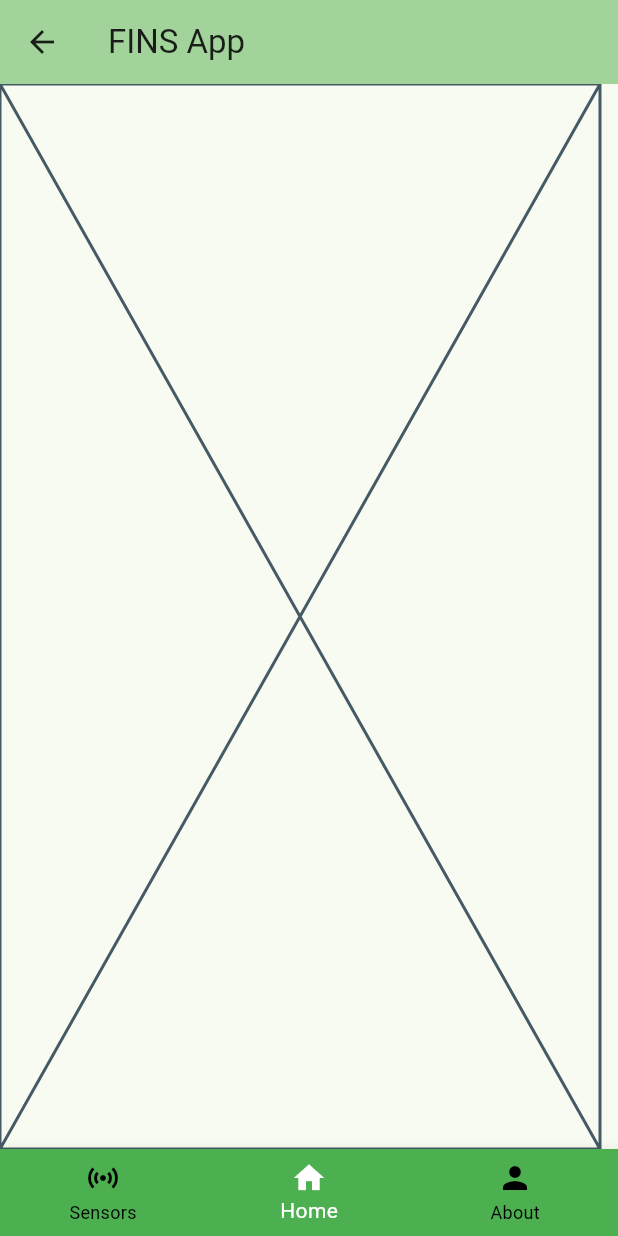
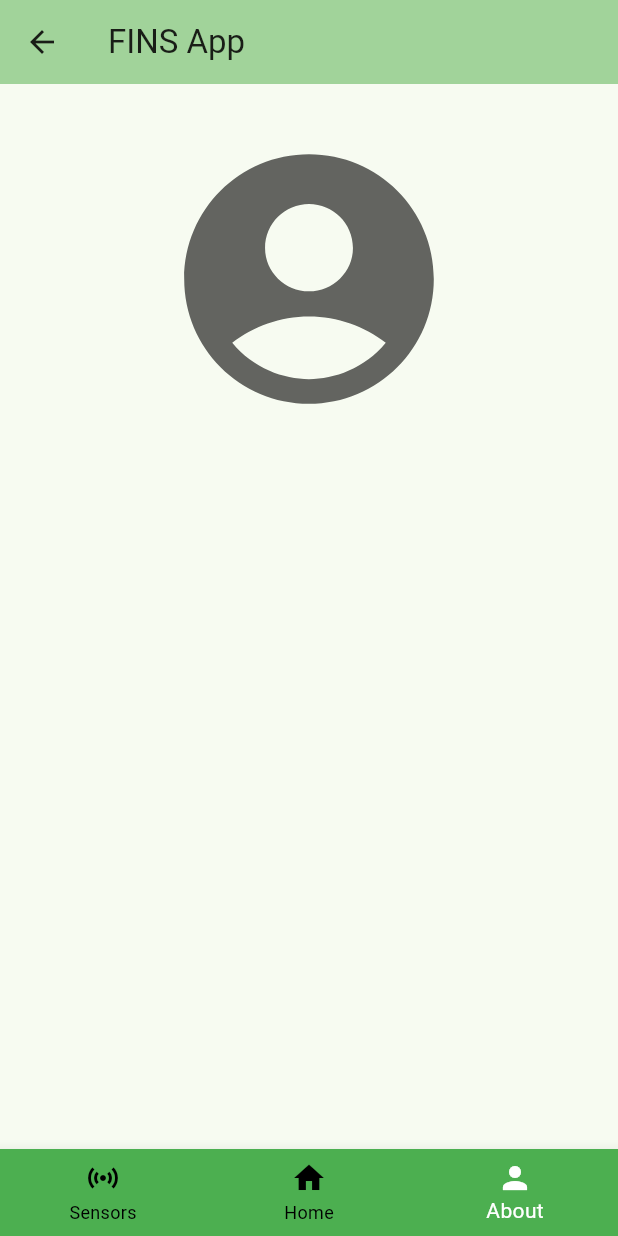
Before and after one commit to nanda-gopal-sb/FINS, a Flutter app: the screen it shows after launch, after a tap on "Login", on a phone screen of 412 x 824 dp. Run offline on Flutter 3.47's test engine with Material 3 defaults, Android fonts, the light colour scheme and no system bars; our stand-ins replace firebase_auth, firebase_core, shared_preferences, syncfusion_flutter_gauges; accounts and stored records are empty.

Commit message:
restructured source files

```diff
--- a/lib/app_theme.dart
+++ b/lib/app_theme.dart
@@ -17,3 +17,5 @@ ThemeData getAppTheme() {
     ),
   );
 }
+
+const TextStyle userPageNameTextTheme = TextStyle(fontSize: 30, fontFamily: "");
--- /dev/null
+++ b/lib/components/input_components.dart
@@ -0,0 +1,21 @@
+import 'package:flutter/material.dart';
+
+class InputTextField extends StatelessWidget {
+  const InputTextField({
+    super.key,
+  });
+
+  @override
+  Widget build(BuildContext context) {
+    return const Padding(
+      padding: EdgeInsets.symmetric(horizontal: 15),
+      child: TextField(
+        decoration: InputDecoration(
+          border: OutlineInputBorder(),
+          labelText: 'Email',
+          hintText: 'Enter valid email id as abc@gmail.com',
+        ),
+      ),
+    );
+  }
+}
--- a/lib/main.dart
+++ b/lib/main.dart
@@ -1,10 +1,17 @@
 import 'package:fins/app_theme.dart';
-import 'package:fins/home_page.dart';
-import 'package:fins/login_page.dart';
+import 'package:fins/page/home_page.dart';
+import 'package:fins/page/login_page.dart';
+import 'package:firebase_core/firebase_core.dart';
 import 'package:flutter/material.dart';
 import 'package:shared_preferences/shared_preferences.dart';
+import 'package:firebase_auth/firebase_auth.dart';
+import 'firebase_options.dart';
 
-void main() {
+void main() async {
+  WidgetsFlutterBinding.ensureInitialized();
+  await Firebase.initializeApp(
+    options: DefaultFirebaseOptions.currentPlatform,
+  );
   runApp(const FINS());
 }
 
@@ -19,7 +26,7 @@ class FINS extends StatelessWidget {
         if (snapshot.connectionState == ConnectionState.waiting) {
           return const CircularProgressIndicator(); // Show loading indicator while checking login status
         } else {
-          final bool isLoggedIn = snapshot.data ?? false;
+          final bool isLoggedIn = false;
           return MaterialApp(
             theme: getAppTheme(),
             home: isLoggedIn ? const HomePage() : const LoginPage(),
@@ -30,6 +37,14 @@ class FINS extends StatelessWidget {
   }
 
   Future<bool> checkLoginStatus() async {
+    FirebaseAuth.instance.authStateChanges().listen((User? user) {
+      if (user == null) {
+        print('User is currently signed out!');
+      } else {
+        print('User is signed in!');
+      }
+    });
+
     SharedPreferences prefs = await SharedPreferences.getInstance();
     return prefs.getBool('isLoggedIn') ?? false;
   }
--- a/lib/home_page.dart
+++ b/lib/page/home_page.dart
@@ -1,4 +1,5 @@
-import 'package:fins/sensor_page.dart';
+import 'package:fins/page/sensor_page.dart';
+import 'package:fins/page/user_page.dart';
 import 'package:flutter/material.dart';
 
 class HomePage extends StatefulWidget {
@@ -9,7 +10,7 @@ class HomePage extends StatefulWidget {
 }
 
 class _HomePageState extends State<HomePage> {
-  int _selectedPageIndex = 1;
+  int _selectedPageIndex = 2;
 
   void _onItemTapped(int index) {
     setState(() {
@@ -22,7 +23,7 @@ class _HomePageState extends State<HomePage> {
     const List<Widget> pages = <Widget>[
       SensorWidget(),
       Placeholder(),
-      Placeholder(),
+      UserPage(),
     ];
     return Scaffold(
       appBar: AppBar(
--- a/lib/login_page.dart
+++ b/lib/page/login_page.dart
@@ -1,5 +1,7 @@
-import 'package:fins/home_page.dart';
+import 'package:fins/components/input_components.dart';
+import 'package:fins/page/home_page.dart';
 import 'package:flutter/material.dart';
+import 'package:shared_preferences/shared_preferences.dart';
 
 const users = {
   'dribbble@gmail.com': '12345',
@@ -18,8 +20,10 @@ class _LoginPageState extends State<LoginPage> {
     BuildContext context,
     VoidCallback callback,
   ) async {
-    // SharedPreferences pref = await SharedPreferences.getInstance();
-    // pref.setBool("isLoggedIn", true);
+    SharedPreferences pref = await SharedPreferences.getInstance();
+    pref.setBool("isLoggedIn", true);
+    pref.setString("userName", "test_name");
+    pref.setInt("userID", 937321109);
     callback.call();
   }
 
@@ -39,16 +43,7 @@ class _LoginPageState extends State<LoginPage> {
               child: Image(image: AssetImage('assets/images/icon.png')),
             ),
           ),
-          const Padding(
-            padding: EdgeInsets.symmetric(horizontal: 15),
-            child: TextField(
-              decoration: InputDecoration(
-                border: OutlineInputBorder(),
-                labelText: 'Email',
-                hintText: 'Enter valid email id as abc@gmail.com',
-              ),
-            ),
-          ),
+          InputTextField(),
           const Padding(
             padding: EdgeInsets.only(
               left: 15.0,
--- /dev/null
+++ b/lib/page/user_page.dart
@@ -0,0 +1,51 @@
+import 'package:flutter/material.dart';
+import 'package:shared_preferences/shared_preferences.dart';
+
+class UserPage extends StatefulWidget {
+  const UserPage({super.key});
+
+  @override
+  State<UserPage> createState() => _UserPageState();
+}
+
+class _UserPageState extends State<UserPage> {
+  @override
+  Widget build(BuildContext context) {
+    return Expanded(
+      child: SingleChildScrollView(
+        padding: const EdgeInsets.all(30),
+        child: Column(
+          children: [UserProfile()],
+        ),
+      ),
+    );
+  }
+}
+
+class UserProfile extends StatelessWidget {
+  const UserProfile({
+    super.key,
+  });
+
+  Future<String?> getUserParams() async {
+    SharedPreferences spref = await SharedPreferences.getInstance();
+    String? userName = spref.getString("userName");
+    return userName;
+  }
+
+  @override
+  Widget build(BuildContext context) {
+    return Column(
+      children: [
+        SizedBox(
+          child: Icon(
+            Icons.account_circle_sharp,
+            size: 200,
+            color: Colors.black.withOpacity(.6),
+          ),
+        ),
+        // Text(usrn, style: userPageNameTextTheme),
+      ],
+    );
+  }
+}
--- a/lib/user_page.dart
+++ /dev/null
@@ -1,22 +0,0 @@
-import 'package:flutter/material.dart';
-
-class UserPage extends StatefulWidget {
-  const UserPage({super.key});
-
-  @override
-  State<UserPage> createState() => _UserPageState();
-}
-
-class _UserPageState extends State<UserPage> {
-  @override
-  Widget build(BuildContext context) {
-    return Scaffold(
-      appBar: AppBar(title: const Text('Demo')),
-      body: const Column(
-        children: [
-          Text("data"),
-        ],
-      ),
-    );
-  }
-}
--- a/pubspec.yaml
+++ b/pubspec.yaml
@@ -38,6 +38,7 @@ dependencies:
   syncfusion_flutter_gauges: ^24.2.6
   shared_preferences: ^2.2.2
   firebase_core: ^2.25.4
+  firebase_auth: ^4.17.4
 dev_dependencies:
   flutter_test:
     sdk: flutter
```
Also changed, not shown: lib/page/sensor_page.dart (renamed from lib/sensor_page.dart), pubspec.lock, 3 other files.
